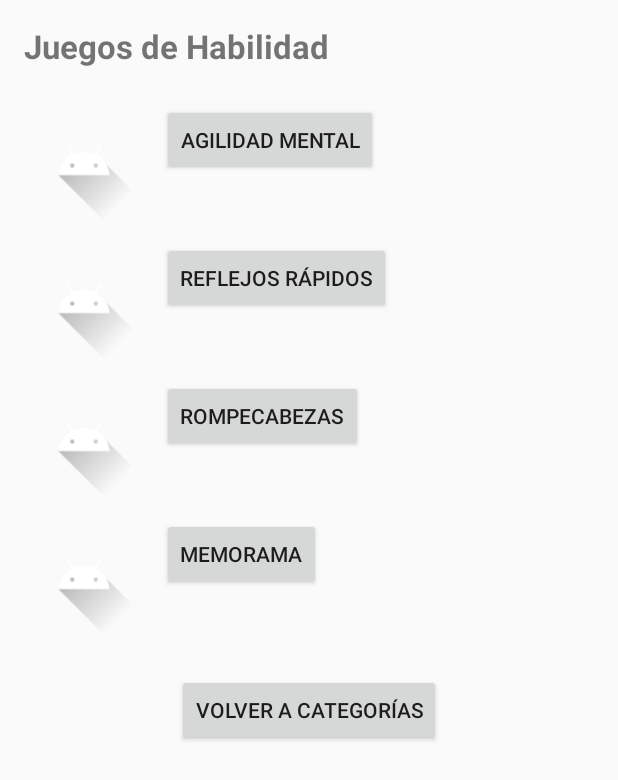
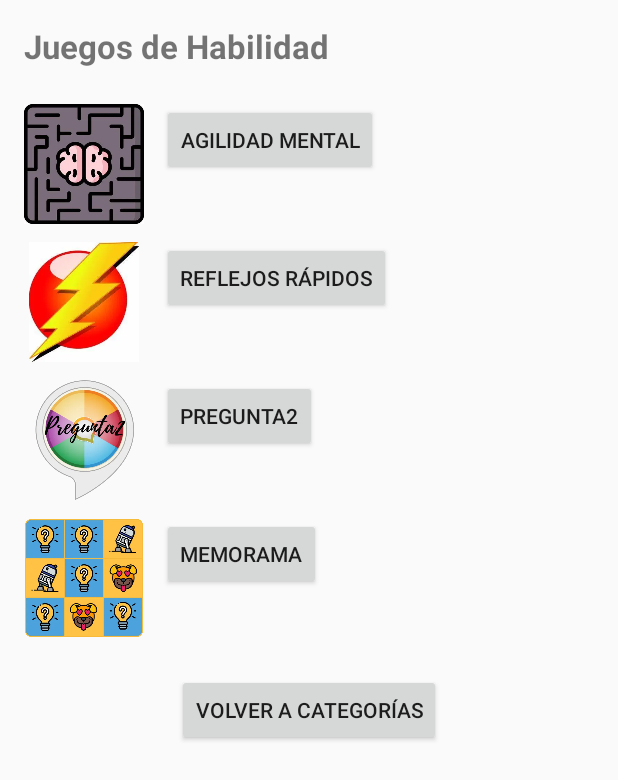
Before and after one commit to enzo078/PlayLand, an Android app built with Jetpack Compose: the JuegosHabilidadActivity screen opened directly, with no data from a screen before it, on a phone screen of 412 x 824 dp. Shown: the top 780 px of the screen. Run offline under Robolectric (Android 15) with nearby library versions, the phone set to English and light mode, and no system bars.

Commit message:
Subir últimos cambios a rama dev

```diff
--- a/app/src/main/java/com/example/playland/JuegosHabilidadActivity.kt
+++ b/app/src/main/java/com/example/playland/JuegosHabilidadActivity.kt
@@ -25,7 +25,7 @@ class JuegosHabilidadActivity : AppCompatActivity() {
         }
 
         btnJuego3.setOnClickListener {
-            abrirDetalle("Rompecabezas", "Completá figuras complejas usando tu lógica y visión espacial.")
+            abrirDetalle("Pregunta2", "Ponete a prueba con otras personas en este juego de preguntas para saber quién sabe más!.")
         }
 
         btnJuego4.setOnClickListener {
--- a/app/src/main/res/layout/activity_juegos_habilidad.xml
+++ b/app/src/main/res/layout/activity_juegos_habilidad.xml
@@ -25,7 +25,7 @@
             android:layout_height="wrap_content">
 
             <ImageView
-                android:src="@drawable/ic_launcher_foreground"
+                android:src="@drawable/habilidad_juego1"
                 android:layout_width="80dp"
                 android:layout_height="80dp"
                 android:layout_marginEnd="12dp" />
@@ -45,7 +45,7 @@
             android:layout_height="wrap_content">
 
             <ImageView
-                android:src="@drawable/ic_launcher_foreground"
+                android:src="@drawable/habilidad_juego2"
                 android:layout_width="80dp"
                 android:layout_height="80dp"
                 android:layout_marginEnd="12dp" />
@@ -65,14 +65,14 @@
             android:layout_height="wrap_content">
 
             <ImageView
-                android:src="@drawable/ic_launcher_foreground"
+                android:src="@drawable/habilidad_juego3"
                 android:layout_width="80dp"
                 android:layout_height="80dp"
                 android:layout_marginEnd="12dp" />
 
             <Button
                 android:id="@+id/btnJuego3"
-                android:text="Rompecabezas"
+                android:text="Pregunta2"
                 android:layout_width="wrap_content"
                 android:layout_height="wrap_content" />
         </LinearLayout>
@@ -85,7 +85,7 @@
             android:layout_height="wrap_content">
 
             <ImageView
-                android:src="@drawable/ic_launcher_foreground"
+                android:src="@drawable/habilidad_juego4"
                 android:layout_width="80dp"
                 android:layout_height="80dp"
                 android:layout_marginEnd="12dp" />
```
Also changed, not shown: app/src/main/res/layout/activity_juegos_aventura.xml (+4 -4 lines), app/src/main/res/layout/activity_juegos_carreras.xml (+4 -4 lines), app/src/main/res/layout/activity_juegos_puzzle.xml (+4 -4 lines), app/src/main/res/drawable/aventura_juego1.webp (added), app/src/main/res/drawable/aventura_juego2.webp (added), app/src/main/res/drawable/aventura_juego3.webp (added), app/src/main/res/drawable/aventura_juego4.webp (added), app/src/main/res/drawable/carreras_juego1.webp (added), app/src/main/res/drawable/carreras_juego2.webp (added), app/src/main/res/drawable/carreras_juego3.webp (added), app/src/main/res/drawable/carreras_juego4.webp (added), app/src/main/res/drawable/habilidad_juego1.webp (added), app/src/main/res/drawable/habilidad_juego2.webp (added), app/src/main/res/drawable/habilidad_juego3.webp (added), 3 more files.
